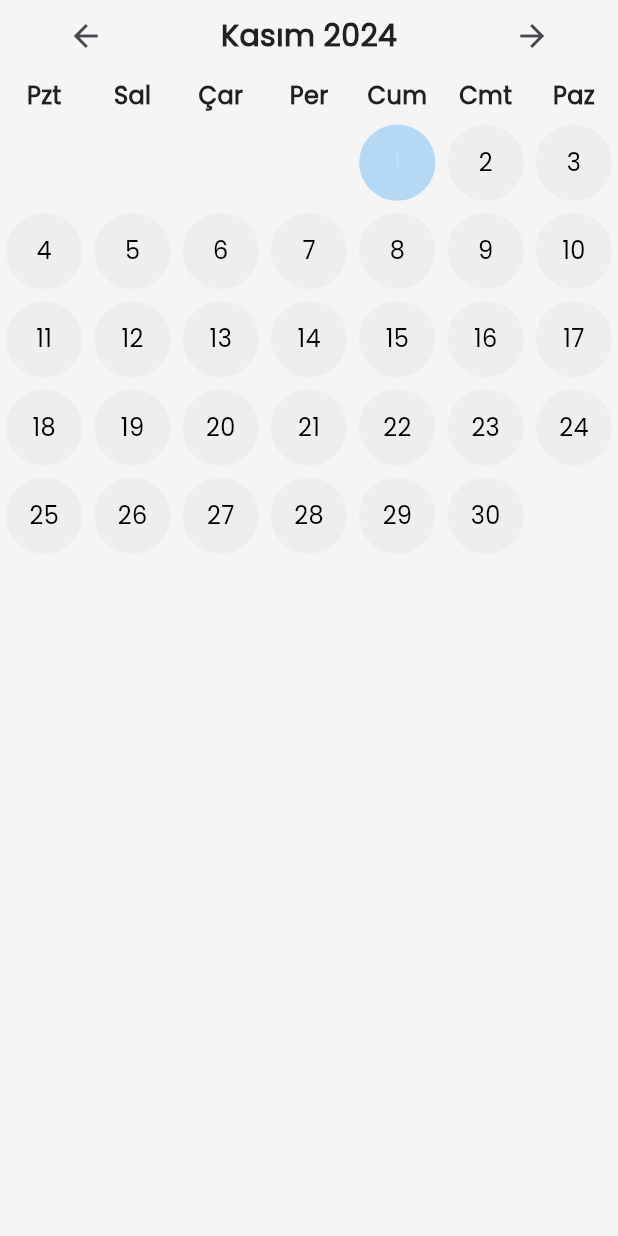
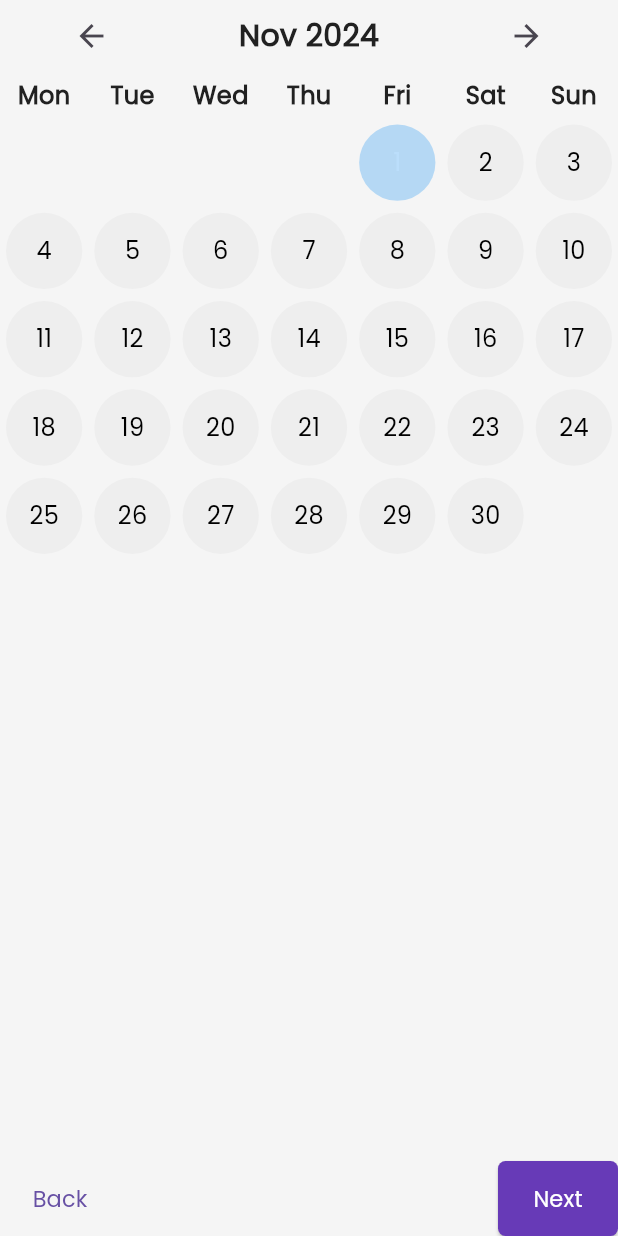
Before and after one commit to AesBiarenti/UpTodo-App, a Flutter app: the CalendarPage widget shown alone on an empty page, opened directly, on a phone screen of 412 x 824 dp. Run offline on Flutter 3.47's test engine with Material 3 defaults, Android fonts, the phone set to English and light mode, and no system bars; our stand-ins replace flutter_riverpod, flutter_svg, hive, hive_flutter; accounts and stored records are empty.

Commit message:
01-11-2024

```diff
--- a/lib/presentation/sheets/add_task_bottom_sheet/add_calendar_page.dart
+++ b/lib/presentation/sheets/add_task_bottom_sheet/add_calendar_page.dart
@@ -1,4 +1,6 @@
 import 'package:flutter/material.dart';
+import 'package:uptodo_app/presentation/widgets/primary_button.dart';
+import 'package:uptodo_app/presentation/widgets/secondary_button.dart';
 
 class CalendarPage extends StatefulWidget {
   const CalendarPage({super.key});
@@ -39,18 +41,18 @@ class _CalendarPageState extends State<CalendarPage> {
 
   String _getMonthName(int month) {
     const monthNames = [
-      "Ocak",
-      "Şubat",
-      "Mart",
-      "Nisan",
-      "Mayıs",
-      "Haziran",
-      "Temmuz",
-      "Ağustos",
-      "Eylül",
-      "Ekim",
-      "Kasım",
-      "Aralık"
+      "Jan",
+      "Fab",
+      "March",
+      "April",
+      "May",
+      "Jun",
+      "Jully",
+      "Augst",
+      "Sep",
+      "Oct",
+      "Nov",
+      "Dec"
     ];
     return monthNames[month - 1];
   }
@@ -58,7 +60,7 @@ class _CalendarPageState extends State<CalendarPage> {
   @override
   Widget build(BuildContext context) {
     final today = DateTime.now();
-    const weekDays = ["Pzt", "Sal", "Çar", "Per", "Cum", "Cmt", "Paz"];
+    const weekDays = ["Mon", "Tue", "Wed", "Thu", "Fri", "Sat", "Sun"];
 
     return Column(
       children: [
@@ -145,6 +147,24 @@ class _CalendarPageState extends State<CalendarPage> {
             },
           ),
         ),
+        const SizedBox(height: 10),
+        Row(
+          mainAxisAlignment: MainAxisAlignment.spaceBetween,
+          children: [
+            SecondaryButton(
+              height: 50,
+              width: 80,
+              content: const Text("Back"),
+              onPressed: () {},
+            ),
+            PrimaryButton(
+              height: 50,
+              width: 80,
+              content: const Text("Next"),
+              onPressed: () {},
+            )
+          ],
+        )
       ],
     );
   }
```
Also changed, not shown: lib/presentation/sheets/add_task_bottom_sheet/add_time_page.dart (+22 -2 lines).
